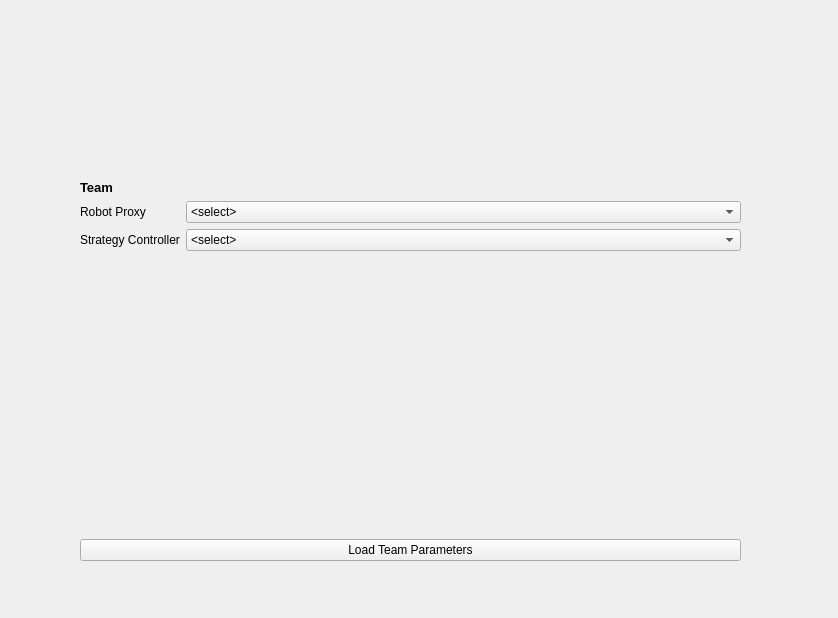
biorobaw/RoboBulls, file src/gui/inputconfig.ui: the form before one commit.
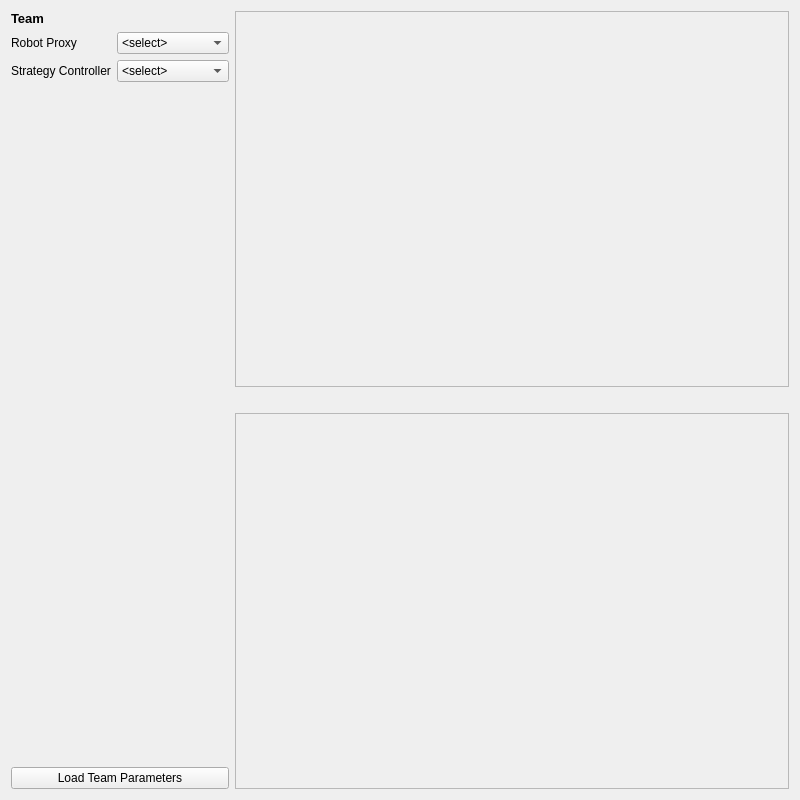
The form after the commit.

Patch:
```diff
--- a/src/gui/inputconfig.ui
+++ b/src/gui/inputconfig.ui
@@ -6,27 +6,52 @@
    <rect>
     <x>0</x>
     <y>0</y>
-    <width>838</width>
-    <height>618</height>
+    <width>800</width>
+    <height>800</height>
    </rect>
   </property>
+  <property name="sizePolicy">
+   <sizepolicy hsizetype="Preferred" vsizetype="Preferred">
+    <horstretch>0</horstretch>
+    <verstretch>0</verstretch>
+   </sizepolicy>
+  </property>
   <property name="windowTitle">
    <string>Form</string>
   </property>
-  <widget class="QWidget" name="">
-   <property name="geometry">
-    <rect>
-     <x>80</x>
-     <y>180</y>
-     <width>661</width>
-     <height>381</height>
-    </rect>
-   </property>
+  <layout class="QHBoxLayout" name="horizontalLayout_2">
+   <item>
    <layout class="QHBoxLayout" name="horizontalLayout">
+     <property name="sizeConstraint">
+      <enum>QLayout::SetDefaultConstraint</enum>
+     </property>
+     <property name="bottomMargin">
+      <number>0</number>
+     </property>
     <item>
      <layout class="QVBoxLayout" name="verticalLayout">
+       <property name="sizeConstraint">
+        <enum>QLayout::SetDefaultConstraint</enum>
+       </property>
       <item>
        <layout class="QFormLayout" name="formLayout">
+         <property name="sizeConstraint">
+          <enum>QLayout::SetDefaultConstraint</enum>
+         </property>
+         <item row="0" column="0" colspan="2">
+          <widget class="QLabel" name="team_label">
+           <property name="font">
+            <font>
+             <pointsize>10</pointsize>
+             <weight>75</weight>
+             <bold>true</bold>
+            </font>
+           </property>
+           <property name="text">
+            <string>Team</string>
+           </property>
+          </widget>
+         </item>
         <item row="1" column="0">
          <widget class="QLabel" name="label">
           <property name="text">
@@ -84,20 +109,6 @@
           </item>
          </widget>
         </item>
-        <item row="0" column="0" colspan="2">
-         <widget class="QLabel" name="label_3">
-          <property name="font">
-           <font>
-            <pointsize>10</pointsize>
-            <weight>75</weight>
-            <bold>true</bold>
-           </font>
-          </property>
-          <property name="text">
-           <string>Team</string>
-          </property>
-         </widget>
-        </item>
        </layout>
       </item>
       <item>
@@ -109,11 +120,70 @@
       </item>
      </layout>
     </item>
+    </layout>
+   </item>
+   <item>
+    <layout class="QVBoxLayout" name="verticalLayout_3">
+     <item>
+      <widget class="QScrollArea" name="scrollArea">
+       <property name="widgetResizable">
+        <bool>true</bool>
+       </property>
+       <widget class="QWidget" name="scrollAreaWidgetContents">
+        <property name="geometry">
+         <rect>
+          <x>0</x>
+          <y>0</y>
+          <width>566</width>
+          <height>372</height>
+         </rect>
+        </property>
+        <layout class="QVBoxLayout" name="verticalLayout_4">
     <item>
      <layout class="QFormLayout" name="robot_proxy_form"/>
     </item>
    </layout>
   </widget>
+      </widget>
+     </item>
+     <item>
+      <spacer name="horizontalSpacer">
+       <property name="orientation">
+        <enum>Qt::Horizontal</enum>
+       </property>
+       <property name="sizeHint" stdset="0">
+        <size>
+         <width>40</width>
+         <height>20</height>
+        </size>
+       </property>
+      </spacer>
+     </item>
+     <item>
+      <widget class="QScrollArea" name="scrollArea_2">
+       <property name="widgetResizable">
+        <bool>true</bool>
+       </property>
+       <widget class="QWidget" name="scrollAreaWidgetContents_2">
+        <property name="geometry">
+         <rect>
+          <x>0</x>
+          <y>0</y>
+          <width>566</width>
+          <height>372</height>
+         </rect>
+        </property>
+        <layout class="QVBoxLayout" name="verticalLayout_5">
+         <item>
+          <layout class="QFormLayout" name="strategy_controller_form"/>
+         </item>
+        </layout>
+       </widget>
+      </widget>
+     </item>
+    </layout>
+   </item>
+  </layout>
  </widget>
  <resources/>
  <connections/>
```
Lines whose indentation alone changed are shown as unchanged.
